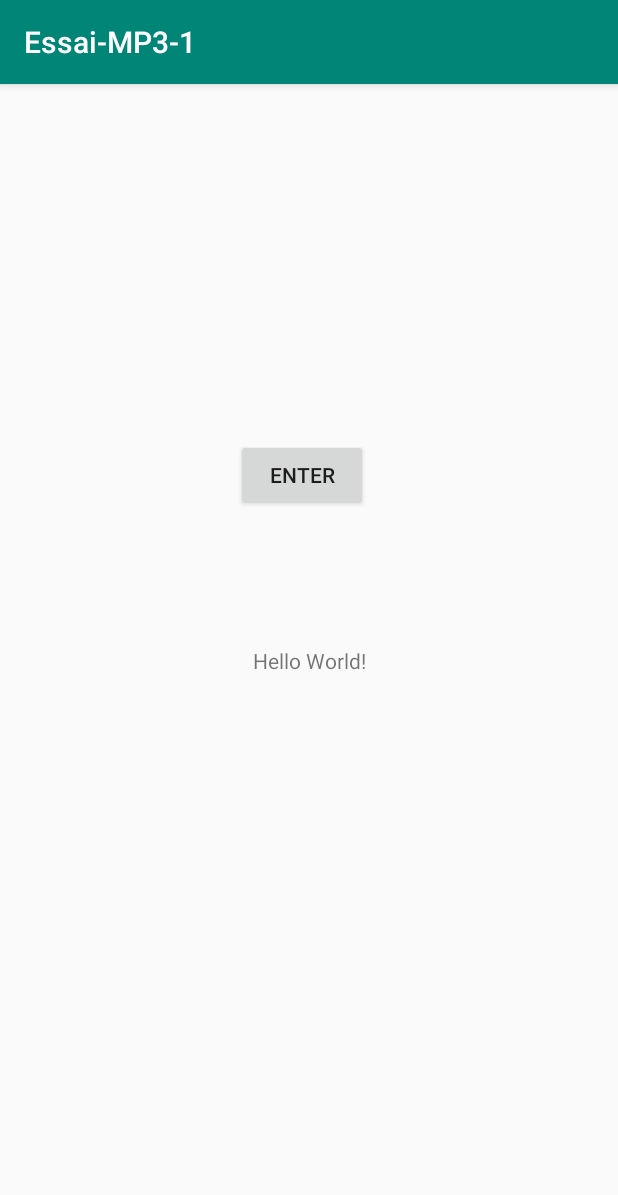
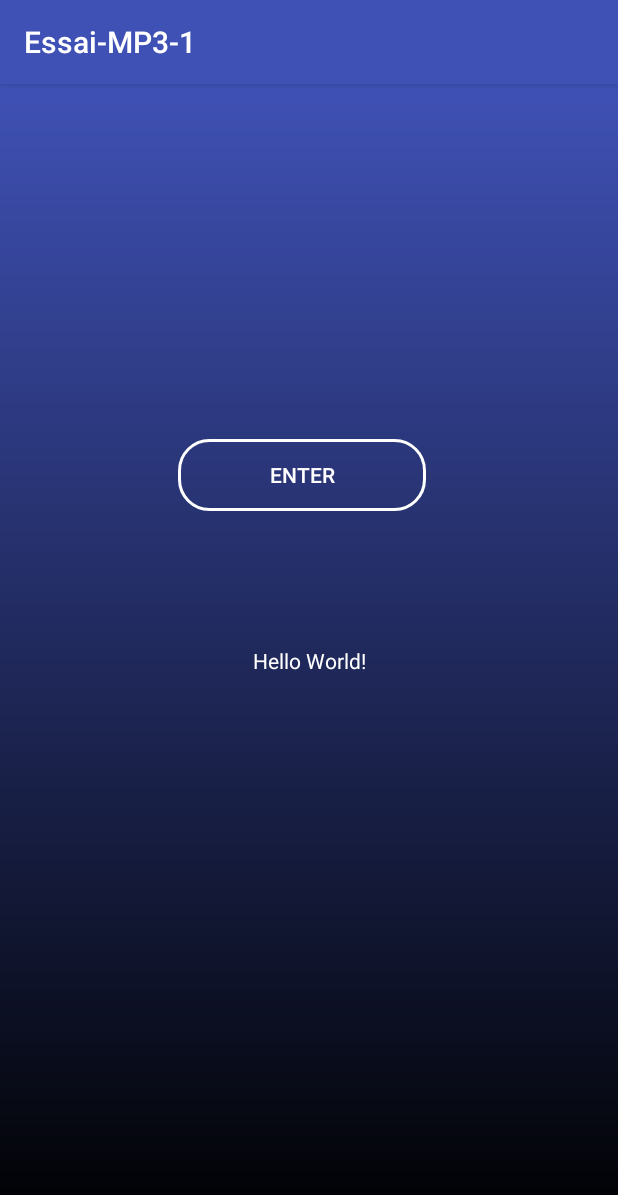
Before and after one commit to NanaChrs/AndroidMP3, an Android app: the screen it shows after launch (MainActivity), on a phone screen of 412 x 824 dp. Shown: the top 1195 px of the screen. Run offline under Robolectric (Android 15) with nearby library versions, the phone set to English and light mode, and no system bars.

```diff
--- /dev/null
+++ b/EssaiMP31/app/src/main/res/drawable/background.xml
@@ -0,0 +1,11 @@
+<?xml version="1.0" encoding="utf-8"?>
+<shape xmlns:android="http://schemas.android.com/apk/res/android"
+    android:shape="rectangle">
+
+    <gradient
+        android:angle="90"
+        android:endColor="@color/colorPrimary"
+        android:startColor="#000000"
+        android:type="linear" />
+
+</shape>
--- /dev/null
+++ b/EssaiMP31/app/src/main/res/drawable/ic_launcher_foreground.xml
@@ -0,0 +1,4 @@
+<?xml version="1.0" encoding="utf-8"?>
+<selector xmlns:android="http://schemas.android.com/apk/res/android">
+
+</selector>
--- /dev/null
+++ b/EssaiMP31/app/src/main/res/drawable/ic_next_black_24dp.xml
@@ -0,0 +1,9 @@
+<vector xmlns:android="http://schemas.android.com/apk/res/android"
+android:width="24dp"
+android:height="24dp"
+android:viewportWidth="24.0"
+android:viewportHeight="24.0">
+<path
+    android:fillColor="#ffffff"
+    android:pathData="M10,6L8.59,7.41 13.17,12l-4.58,4.59L10,18l6,-6z"/>
+</vector>
--- /dev/null
+++ b/EssaiMP31/app/src/main/res/drawable/ic_pause_black_24dp.xml
@@ -0,0 +1,9 @@
+<vector xmlns:android="http://schemas.android.com/apk/res/android"
+android:width="24dp"
+android:height="24dp"
+android:viewportWidth="24.0"
+android:viewportHeight="24.0">
+<path
+    android:fillColor="#ffffff"
+    android:pathData="M6,19h4L10,5L6,5v14zM14,5v14h4L18,5h-4z"/>
+</vector>
--- /dev/null
+++ b/EssaiMP31/app/src/main/res/drawable/ic_play_arrow_black_24dp.xml
@@ -0,0 +1,9 @@
+<vector xmlns:android="http://schemas.android.com/apk/res/android"
+        android:width="24dp"
+        android:height="24dp"
+        android:viewportWidth="24.0"
+        android:viewportHeight="24.0">
+    <path
+        android:fillColor="#ffffff"
+        android:pathData="M8,5v14l11,-7z"/>
+</vector>
--- /dev/null
+++ b/EssaiMP31/app/src/main/res/drawable/ic_shuffle_black_24dp.xml
@@ -0,0 +1,9 @@
+<vector xmlns:android="http://schemas.android.com/apk/res/android"
+        android:width="24dp"
+        android:height="24dp"
+        android:viewportWidth="24.0"
+        android:viewportHeight="24.0">
+    <path
+        android:fillColor="#ffffff"
+        android:pathData="M10.59,9.17L5.41,4 4,5.41l5.17,5.17 1.42,-1.41zM14.5,4l2.04,2.04L4,18.59 5.41,20 17.96,7.46 20,9.5L20,4h-5.5zM14.83,13.41l-1.41,1.41 3.13,3.13L14.5,20L20,20v-5.5l-2.04,2.04 -3.13,-3.13z"/>
+</vector>
--- /dev/null
+++ b/EssaiMP31/app/src/main/res/drawable/ic_shuffle_red_24dp.xml
@@ -0,0 +1,9 @@
+<vector xmlns:android="http://schemas.android.com/apk/res/android"
+    android:width="24dp"
+    android:height="24dp"
+    android:viewportWidth="24.0"
+    android:viewportHeight="24.0">
+    <path
+        android:fillColor="#ff0f0f"
+        android:pathData="M10.59,9.17L5.41,4 4,5.41l5.17,5.17 1.42,-1.41zM14.5,4l2.04,2.04L4,18.59 5.41,20 17.96,7.46 20,9.5L20,4h-5.5zM14.83,13.41l-1.41,1.41 3.13,3.13L14.5,20L20,20v-5.5l-2.04,2.04 -3.13,-3.13z"/>
+</vector>
--- /dev/null
+++ b/EssaiMP31/app/src/main/res/drawable/rectangle_button.xml
@@ -0,0 +1,18 @@
+<?xml version="1.0" encoding="utf-8"?>
+<shape xmlns:android="http://schemas.android.com/apk/res/android">
+
+    <corners
+        android:radius="20dp" />
+
+    <solid
+        android:color="@android:color/transparent" />
+
+    <stroke
+        android:color="#FFFFFF"
+        android:width="2dp" />
+
+    <size
+        android:width="165dp"
+        android:height="40dp" />
+
+</shape>
--- a/EssaiMP31/app/src/main/res/layout/activity_main.xml
+++ b/EssaiMP31/app/src/main/res/layout/activity_main.xml
@@ -2,12 +2,14 @@
 <android.support.constraint.ConstraintLayout xmlns:android="http://schemas.android.com/apk/res/android"
     xmlns:app="http://schemas.android.com/apk/res-auto"
     xmlns:tools="http://schemas.android.com/tools"
+    android:background="@drawable/background"
     android:layout_width="match_parent"
     android:layout_height="match_parent"
     tools:context=".MainActivity"
     android:id="@+id/container">
 
     <TextView
+        android:textColor="@color/white"
         android:id="@+id/textView"
         android:layout_width="wrap_content"
         android:layout_height="wrap_content"
@@ -19,6 +21,8 @@
 
     <Button
         android:id="@+id/button"
+        android:background="@drawable/rectangle_button"
+        android:textColor="@color/white"
         android:layout_width="wrap_content"
         android:layout_height="wrap_content"
         android:layout_marginStart="157dp"
--- a/EssaiMP31/app/src/main/res/layout/mp3activity.xml
+++ b/EssaiMP31/app/src/main/res/layout/mp3activity.xml
@@ -1,8 +1,10 @@
 <?xml version="1.0" encoding="utf-8"?>
-<LinearLayout xmlns:android="http://schemas.android.com/apk/res/android"
+<android.support.constraint.ConstraintLayout xmlns:android="http://schemas.android.com/apk/res/android"
     android:orientation="horizontal"
     android:layout_width="match_parent"
+    android:background="@drawable/background"
+    android:textColor="@color/white"
     android:layout_height="match_parent"
     android:id="@+id/container2">
 
-</LinearLayout>
+</android.support.constraint.ConstraintLayout>
--- a/EssaiMP31/app/src/main/res/values/colors.xml
+++ b/EssaiMP31/app/src/main/res/values/colors.xml
@@ -1,6 +1,9 @@
 <?xml version="1.0" encoding="utf-8"?>
 <resources>
-    <color name="colorPrimary">#008577</color>
+    <color name="colorPrimary">#3F51B5</color>
     <color name="colorPrimaryDark">#00574B</color>
     <color name="colorAccent">#D81B60</color>
+    <color name="black">#2b2f44</color>
+    <color name="gray">#D88E9297</color>
+    <color name="white">#ffffff</color>
 </resources>
--- a/EssaiMP31/app/src/main/res/values/styles.xml
+++ b/EssaiMP31/app/src/main/res/values/styles.xml
@@ -8,4 +8,10 @@
         <item name="colorAccent">@color/colorAccent</item>
     </style>
 
+    <style name="AppThemeTwo" parent="Theme.AppCompat.Light">
+        <item name="colorAccent">#304FFE</item>
+        <item name="android:colorControlActivated">#1a237e</item>
+        <item name="android:colorControlNormal">#00b0ff</item>
+    </style>
+
 </resources>
```
Also changed, not shown: EssaiMP31/app/src/main/java/com/morgane/isen/essai_mp3_1/fragments/AudioFragment.kt (+33 -10 lines), EssaiMP31/app/src/main/res/drawable/ic_launcher_background.xml (+67 -67 lines), EssaiMP31/app/src/main/res/layout/fragment_audio.xml (+23 -9 lines), EssaiMP31/app/src/main/res/layout/fragment_audios.xml (+6 -3 lines), EssaiMP31/app/src/main/res/layout/list_audiofile.xml (+10 -4 lines).
